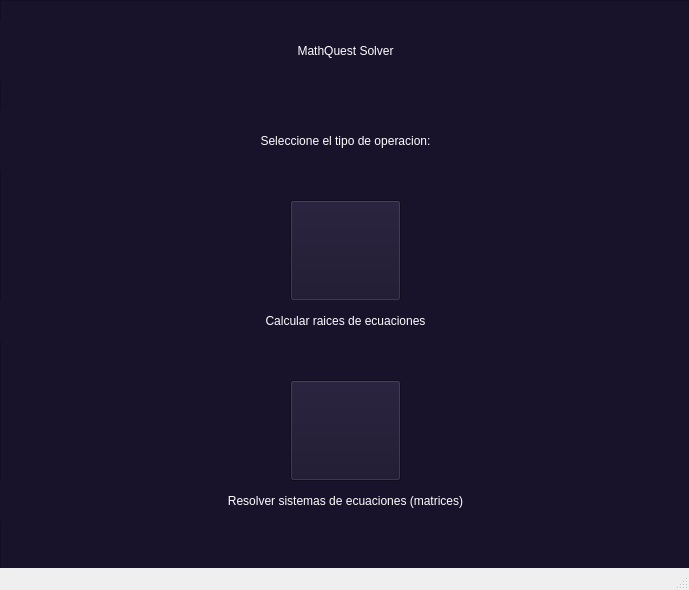
The window that inicio.ui (Jaiderdev123/MathQuest-Solver) describes before a commit, drawn with Qt 5.
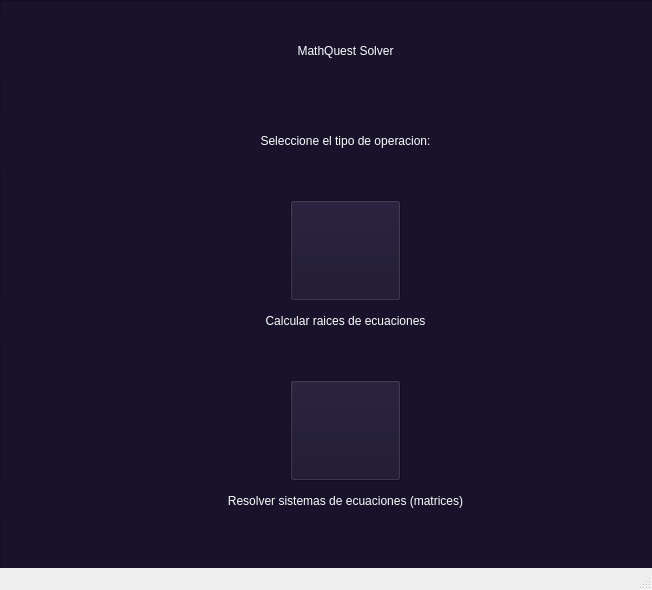
The same window after the commit. Icons and pictures are not drawn.

Patch:
```diff
--- a/inicio.ui
+++ b/inicio.ui
@@ -6,7 +6,7 @@
    <rect>
     <x>0</x>
     <y>0</y>
-    <width>689</width>
+    <width>652</width>
     <height>590</height>
    </rect>
   </property>
```
Left out of the diff: 20 changed lines with no effect on the pictures.
